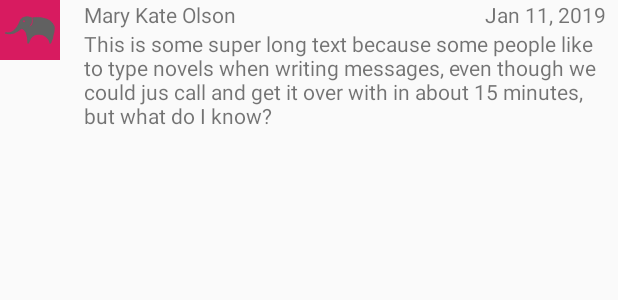
After one commit to zlaela/Shamshara, an Android app: the layout message_list_item.xml on its own in the app's theme, with its tools: preview values and no code run, on a phone screen of 412 x 824 dp. The commit adds this screen. Shown: the top 300 px of the screen. Run offline under Robolectric (Android 15) with nearby library versions, the phone set to English and light mode, and no system bars; network calls fail.

Commit message:
- Get messages for the channel and display them on the screen - Create adapter and message view

```diff
--- a/app/src/main/java/net/tribls/shamshara/activities/CreateAccountActivity.kt
+++ b/app/src/main/java/net/tribls/shamshara/activities/CreateAccountActivity.kt
@@ -63,19 +63,16 @@ class CreateAccountActivity : AppCompatActivity() {
                                 finish()
                             } else {
                                 // TODO: handle errors
-//                                Toast.makeText(this, "Failed to create user", Toast.LENGTH_LONG).show()
                                 makeToast()
                             }
                         }
                     } else {
                         // TODO: handle errors
-//                        Toast.makeText(this, "Log In failed", Toast.LENGTH_SHORT).show()
                         makeToast()
                     }
                 }
             } else {
                 // TODO: handle errors
-//                Toast.makeText(this, "Failed to create account", Toast.LENGTH_SHORT).show()
                 makeToast()
             }
         }
--- a/app/src/main/java/net/tribls/shamshara/activities/LoginActivity.kt
+++ b/app/src/main/java/net/tribls/shamshara/activities/LoginActivity.kt
@@ -27,14 +27,12 @@ class LoginActivity : AppCompatActivity() {
                 AuthService.findUserByEmail(this) { fetchUserSuccess ->
 
                     if(fetchUserSuccess) {
-
-                        Toast.makeText(this, "Log In completed successfully", Toast.LENGTH_SHORT).show()
                         finish()
                     }else {
                         // TODO: handle errors
                         Toast.makeText(this, "Failed to fetch user", Toast.LENGTH_SHORT).show()
                     }
-                                    }
+                }
             } else {
                 // TODO: handle errors
                 Toast.makeText(this, "Log In failed", Toast.LENGTH_SHORT).show()
--- a/app/src/main/java/net/tribls/shamshara/models/Message.kt
+++ b/app/src/main/java/net/tribls/shamshara/models/Message.kt
@@ -4,7 +4,7 @@ class Message(
     val messageBody: String,
     val userName: String,
     val channelId: String,
-    val useAvatar: String,
+    val userAvatar: String,
     val userAvatarColor: String,
     val id: String,
     val timeStamp: String
--- a/app/src/main/java/net/tribls/shamshara/services/AuthService.kt
+++ b/app/src/main/java/net/tribls/shamshara/services/AuthService.kt
@@ -46,7 +46,6 @@ object AuthService {
             URL_REGISTER,
             Listener { response->
                 // Success listener
-                println("lailaaaa... response is $response")
                 complete(true)
             }, Response.ErrorListener { error->
                 // Error listener
@@ -93,7 +92,6 @@ object AuthService {
             null,
             Listener { response->
                 // Success listener
-                println("lailaaaa... response is $response")
                 // If there are no matching maps, catch the exception
                 try {
                     App.sharedPrefs.authToken = response.getString("token")
--- /dev/null
+++ b/app/src/main/res/layout/message_list_item.xml
@@ -0,0 +1,52 @@
+<?xml version="1.0" encoding="utf-8"?>
+<android.support.constraint.ConstraintLayout xmlns:android="http://schemas.android.com/apk/res/android"
+	android:layout_width="match_parent"
+	android:layout_height="wrap_content"
+	android:layout_marginBottom="@dimen/dp_8"
+	xmlns:app="http://schemas.android.com/apk/res-auto"
+	xmlns:tools="http://schemas.android.com/tools">
+
+	<android.support.v7.widget.AppCompatImageView
+		android:id="@+id/user_icon"
+		android:layout_width="@dimen/dp_40"
+		android:layout_height="@dimen/dp_40"
+		app:layout_constraintTop_toTopOf="parent"
+		app:layout_constraintStart_toStartOf="parent"
+		android:src="@drawable/dark5"
+		android:background="@color/colorAccent"
+		/>
+
+	<android.support.v7.widget.AppCompatTextView
+		android:id="@+id/message_sender"
+		android:layout_width="@dimen/match_constraint"
+		android:layout_height="wrap_content"
+		android:layout_marginStart="@dimen/dp_16"
+		android:layout_marginEnd="@dimen/dp_16"
+		app:layout_constraintTop_toTopOf="@id/user_icon"
+		app:layout_constraintStart_toEndOf="@id/user_icon"
+		tools:text="Mary Kate Olson"
+		/>
+	<android.support.v7.widget.AppCompatTextView
+		android:id="@+id/message_date"
+		android:layout_width="@dimen/match_constraint"
+		android:layout_height="wrap_content"
+		app:layout_constraintTop_toTopOf="@id/user_icon"
+		app:layout_constraintStart_toEndOf="@id/message_sender"
+		app:layout_constraintEnd_toEndOf="parent"
+		android:paddingEnd="@dimen/dp_8"
+		android:textAlignment="viewEnd"
+		tools:text="Jan 11, 2019"
+		/>
+
+	<android.support.v7.widget.AppCompatTextView
+		android:id="@+id/message_text"
+		android:layout_width="@dimen/match_constraint"
+		android:layout_height="wrap_content"
+		app:layout_constraintTop_toBottomOf="@id/message_date"
+		app:layout_constraintBottom_toBottomOf="parent"
+		app:layout_constraintStart_toStartOf="@id/message_sender"
+		app:layout_constraintEnd_toEndOf="parent"
+		tools:text="This is some super long text because some people like to type novels when writing messages, even though we could jus call and get it over with in about 15 minutes, but what do I know?"
+		/>
+
+</android.support.constraint.ConstraintLayout>
```
Also changed, not shown: app/src/main/java/net/tribls/shamshara/activities/MainActivity.kt (+28 -17 lines), app/src/main/java/net/tribls/shamshara/adapter/MessagesAdapter.kt (added, +71 -0 lines).
